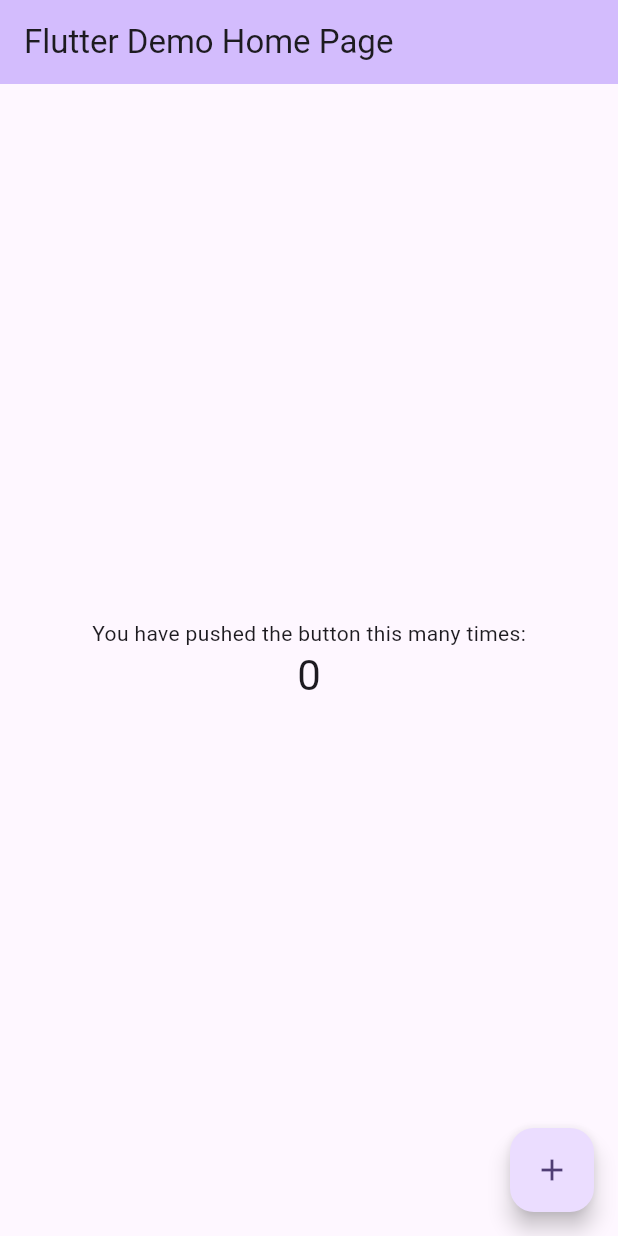
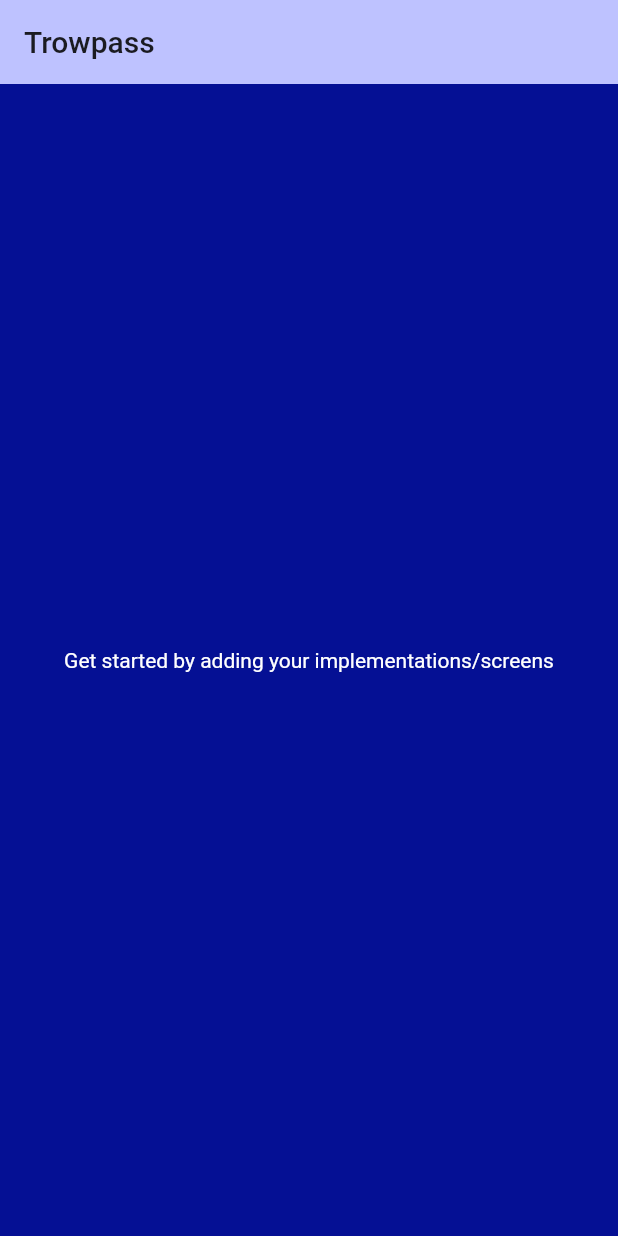
Before and after one commit to Trowpass/trowpass, a Flutter app: the screen it shows after launch, on a phone screen of 412 x 824 dp. Run offline on Flutter 3.47's test engine with Material 2 defaults, Android fonts, the phone set to English and light mode, and no system bars; our stand-ins replace get, google_fonts.

Commit message:
project strucured

```diff
--- a/app/lib/main.dart
+++ b/app/lib/main.dart
@@ -1,4 +1,6 @@
+import 'package:app/shareds/utils/app_colors.dart';
 import 'package:flutter/material.dart';
+import 'package:get/get.dart';
 
 void main() {
   runApp(const MyApp());
@@ -7,47 +9,23 @@
 class MyApp extends StatelessWidget {
   const MyApp({super.key});
 
-  // This widget is the root of your application.
   @override
   Widget build(BuildContext context) {
-    return MaterialApp(
-      title: 'Flutter Demo',
-      theme: ThemeData(
-        // This is the theme of your application.
-        //
-        // TRY THIS: Try running your application with "flutter run". You'll see
-        // the application has a blue toolbar. Then, without quitting the app,
-        // try changing the seedColor in the colorScheme below to Colors.green
-        // and then invoke "hot reload" (save your changes or press the "hot
-        // reload" button in a Flutter-supported IDE, or press "r" if you used
-        // the command line to start the app).
-        //
-        // Notice that the counter didn't reset back to zero; the application
-        // state is not lost during the reload. To reset the state, use hot
-        // restart instead.
-        //
-        // This works for code too, not just values: Most code changes can be
-        // tested with just a hot reload.
-        colorScheme: ColorScheme.fromSeed(seedColor: Colors.deepPurple),
+    return GetMaterialApp(
+      debugShowCheckedModeBanner: false,
+      title: 'Trowpass',
+      theme: ThemeData.dark().copyWith(
+        scaffoldBackgroundColor: primaryColor,
+        colorScheme: ColorScheme.fromSeed(seedColor: primaryColor),
         useMaterial3: true,
       ),
-      home: const MyHomePage(title: 'Flutter Demo Home Page'),
+      home: const MyHomePage(title: 'Trowpass'),
     );
   }
 }
 
 class MyHomePage extends StatefulWidget {
   const MyHomePage({super.key, required this.title});
-
-  // This widget is the home page of your application. It is stateful, meaning
-  // that it has a State object (defined below) that contains fields that affect
-  // how it looks.
-
-  // This class is the configuration for the state. It holds the values (in this
-  // case the title) provided by the parent (in this case the App widget) and
-  // used by the build method of the State. Fields in a Widget subclass are
-  // always marked "final".
-
   final String title;
 
   @override
@@ -55,71 +33,22 @@
 }
 
 class _MyHomePageState extends State<MyHomePage> {
-  int _counter = 0;
-
-  void _incrementCounter() {
-    setState(() {
-      // This call to setState tells the Flutter framework that something has
-      // changed in this State, which causes it to rerun the build method below
-      // so that the display can reflect the updated values. If we changed
-      // _counter without calling setState(), then the build method would not be
-      // called again, and so nothing would appear to happen.
-      _counter++;
-    });
-  }
-
   @override
   Widget build(BuildContext context) {
-    // This method is rerun every time setState is called, for instance as done
-    // by the _incrementCounter method above.
-    //
-    // The Flutter framework has been optimized to make rerunning build methods
-    // fast, so that you can just rebuild anything that needs updating rather
-    // than having to individually change instances of widgets.
     return Scaffold(
         appBar: AppBar(
-        // TRY THIS: Try changing the color here to a specific color (to
-        // Colors.amber, perhaps?) and trigger a hot reload to see the AppBar
-        // change color while the other colors stay the same.
           backgroundColor: Theme.of(context).colorScheme.inversePrimary,
-        // Here we take the value from the MyHomePage object that was created by
-        // the App.build method, and use it to set our appbar title.
           title: Text(widget.title),
         ),
-      body: Center(
-        // Center is a layout widget. It takes a single child and positions it
-        // in the middle of the parent.
+        body: const Center(
           child: Column(
-          // Column is also a layout widget. It takes a list of children and
-          // arranges them vertically. By default, it sizes itself to fit its
-          // children horizontally, and tries to be as tall as its parent.
-          //
-          // Column has various properties to control how it sizes itself and
-          // how it positions its children. Here we use mainAxisAlignment to
-          // center the children vertically; the main axis here is the vertical
-          // axis because Columns are vertical (the cross axis would be
-          // horizontal).
-          //
-          // TRY THIS: Invoke "debug painting" (choose the "Toggle Debug Paint"
-          // action in the IDE, or press "p" in the console), to see the
-          // wireframe for each widget.
             mainAxisAlignment: MainAxisAlignment.center,
             children: <Widget>[
-            const Text(
-              'You have pushed the button this many times:',
-            ),
               Text(
-              '$_counter',
-              style: Theme.of(context).textTheme.headlineMedium,
+                'Get started by adding your implementations/screens',
               ),
             ],
           ),
-      ),
-      floatingActionButton: FloatingActionButton(
-        onPressed: _incrementCounter,
-        tooltip: 'Increment',
-        child: const Icon(Icons.add),
-      ), // This trailing comma makes auto-formatting nicer for build methods.
-    );
+        ));
   }
 }
--- /dev/null
+++ b/app/lib/shareds/utils/app_colors.dart
@@ -0,0 +1,6 @@
+import 'package:flutter/material.dart';
+
+const primaryColor = Color(0xFF051094);
+const secondaryColor = Color(0xFF0A1172); // the color for sign up
+const validationErrorColor = Color(0xFFFF0000);
+const yellowColor = Color(0xFFFEE135);
--- /dev/null
+++ b/app/lib/shareds/utils/border_radius.dart
@@ -0,0 +1 @@
+const double defaultBorderRadius = 12;
--- /dev/null
+++ b/app/lib/widgets/app_styles.dart
@@ -0,0 +1,6 @@
+import 'package:flutter/material.dart';
+import 'package:google_fonts/google_fonts.dart';
+
+TextStyle appStyles(double? size, Color? color, FontWeight? fw) {
+  return GoogleFonts.poppins(fontSize: size, color: color, fontWeight: fw);
+}
--- a/app/pubspec.yaml
+++ b/app/pubspec.yaml
@@ -35,6 +35,8 @@ dependencies:
   # The following adds the Cupertino Icons font to your application.
   # Use with the CupertinoIcons class for iOS style icons.
   cupertino_icons: ^1.0.2
+  google_fonts: ^5.0.0
+  get: ^4.6.5
 
 dev_dependencies:
   flutter_test:
```
Also changed, not shown: app/lib/widgets/standard_button.dart (added, +32 -0 lines), app/lib/widgets/text_form_input.dart (added, +60 -0 lines), app/lib/widgets/text_input.dart (added, +31 -0 lines), app/pubspec.lock, 2 other files. Lines whose indentation alone changed are shown as unchanged.
